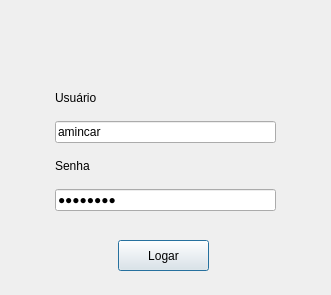
ustop0/TCC, file frm_login.ui: the form before one commit.
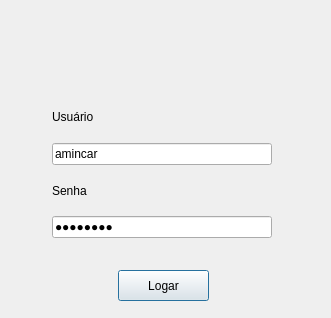
The form after the commit.

What changed in the file:
```diff
--- a/frm_login.ui
+++ b/frm_login.ui
@@ -7,7 +7,7 @@
     <x>0</x>
     <y>0</y>
     <width>331</width>
-    <height>295</height>
+    <height>318</height>
    </rect>
   </property>
   <property name="windowTitle">
@@ -17,7 +17,7 @@
    <property name="geometry">
     <rect>
      <x>118</x>
-     <y>240</y>
+     <y>270</y>
      <width>91</width>
      <height>31</height>
     </rect>
@@ -29,10 +29,10 @@
   <widget class="QWidget" name="layoutWidget">
    <property name="geometry">
     <rect>
-     <x>55</x>
-     <y>80</y>
-     <width>221</width>
-     <height>131</height>
+     <x>52</x>
+     <y>97</y>
+     <width>220</width>
+     <height>141</height>
     </rect>
    </property>
    <layout class="QVBoxLayout" name="verticalLayout">
```
